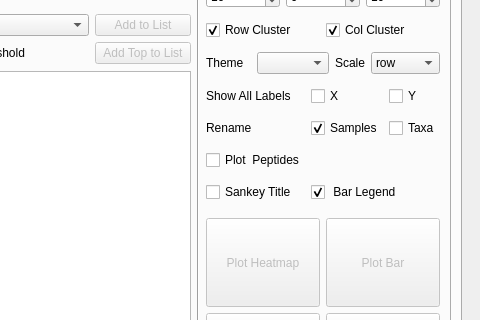
byemaxx/MetaX, file utils/MetaX_GUI/MainWindow.ui: the form before one commit; both pictures show x 604 to 1084 and y 178 to 498 of the 1084 by 598 pixel window.
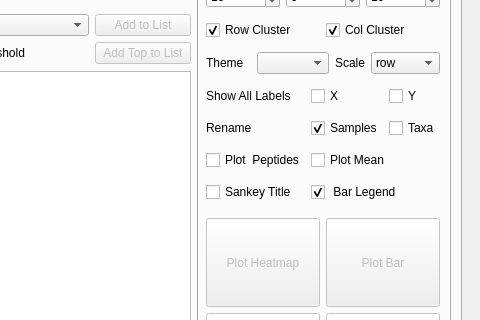
The form after the commit. The open tabs and pages were chosen to show the change.

Commit message: New: Add a function to plot the mean for each group in the basic heatmap plot part.

What changed in the file:
```diff
--- a/utils/MetaX_GUI/MainWindow.ui
+++ b/utils/MetaX_GUI/MainWindow.ui
@@ -2275,6 +2275,13 @@
                     </property>
                    </widget>
                   </item>
+                  <item row="4" column="1" colspan="2">
+                   <widget class="QCheckBox" name="checkBox_basic_heatmap_plot_mean">
+                    <property name="text">
+                     <string>Plot Mean</string>
+                    </property>
+                   </widget>
+                  </item>
                  </layout>
                 </item>
                 <item row="4" column="1" colspan="4">
```
Left out of the diff: 6 changed lines with no effect on the pictures. The commit also changes 6 other files.
